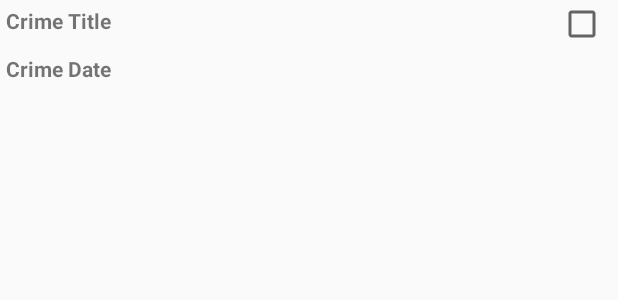
After one commit to mmmaksss/PetrolConsumption, an Android app: the layout list_item_refuelling.xml on its own in the app's theme, with its tools: preview values and no code run, on a phone screen of 412 x 824 dp. The commit adds this screen. Shown: the top 300 px of the screen. Run offline under Robolectric (Android 15) with nearby library versions, the phone set to English and light mode, and no system bars.

Commit message:
Add recyclerView with list of refuellings.

```diff
--- a/app/src/main/AndroidManifest.xml
+++ b/app/src/main/AndroidManifest.xml
@@ -8,12 +8,14 @@
         android:label="@string/app_name"
         android:supportsRtl="true"
         android:theme="@style/AppTheme" >
-        <activity android:name=".RefuellingActivity" >
+        <activity android:name=".RefuellingListActivity" >
             <intent-filter>
                 <action android:name="android.intent.action.MAIN" />
                 <category android:name="android.intent.category.LAUNCHER" />
             </intent-filter>
         </activity>
+        <activity android:name=".RefuellingActivity" android:label="@string/app_name">
+        </activity>
     </application>
 
 </manifest>
--- /dev/null
+++ b/app/src/main/res/layout/fragment_refuelling_list.xml
@@ -0,0 +1,5 @@
+<?xml version="1.0" encoding="utf-8"?>
+<android.support.v7.widget.RecyclerView xmlns:android="http://schemas.android.com/apk/res/android"
+    android:id="@+id/refuelling_recycler_view"
+    android:layout_width="match_parent"
+    android:layout_height="match_parent"/>
--- /dev/null
+++ b/app/src/main/res/layout/list_item_refuelling.xml
@@ -0,0 +1,33 @@
+<?xml version="1.0" encoding="utf-8"?>
+<RelativeLayout xmlns:android="http://schemas.android.com/apk/res/android"
+    xmlns:tools="http://schemas.android.com/tools"
+    android:layout_width="match_parent"
+    android:layout_height="wrap_content">
+
+    <CheckBox
+        android:id="@+id/list_item_solved_check_box"
+        android:layout_width="wrap_content"
+        android:layout_height="wrap_content"
+        android:layout_alignParentRight="true"
+        android:padding="4dp" />
+
+    <TextView
+        android:id="@+id/list_item_title_text_view"
+        android:layout_width="match_parent"
+        android:layout_height="wrap_content"
+        android:layout_toLeftOf="@id/list_item_solved_check_box"
+        android:padding="4dp"
+        android:textStyle="bold"
+        tools:text="Crime Title" />
+
+    <TextView
+        android:id="@+id/list_item_date_text_view"
+        android:layout_width="match_parent"
+        android:layout_height="wrap_content"
+        android:layout_toLeftOf="@id/list_item_solved_check_box"
+        android:layout_below="@id/list_item_solved_check_box"
+        android:padding="4dp"
+        android:textStyle="bold"
+        tools:text="Crime Date" />
+
+</RelativeLayout>
--- a/build.gradle
+++ b/build.gradle
@@ -5,7 +5,7 @@ buildscript {
         jcenter()
     }
     dependencies {
-        classpath 'com.android.tools.build:gradle:2.1.3'
+        classpath 'com.android.tools.build:gradle:2.2.0'
 
         // NOTE: Do not place your application dependencies here; they belong
         // in the individual module build.gradle files
```
Also changed, not shown: app/build.gradle (+4 -3 lines), app/src/main/java/ru/mmekhtiev/petrolconsumption/RefuellingActivity.java (+7 -11 lines), app/src/main/java/ru/mmekhtiev/petrolconsumption/RefuellingListFragment.java (added, +102 -0 lines), app/src/main/java/ru/mmekhtiev/petrolconsumption/SingleFragmentActivity.java (added, +23 -0 lines), app/src/main/res/layout/activity_fragment.xml (renamed from app/src/main/res/layout/activity_refuelling.xml), 4 other files.
